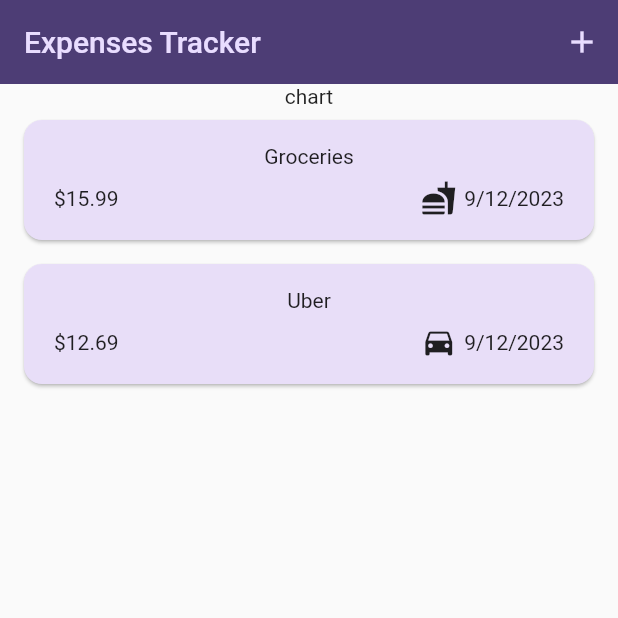
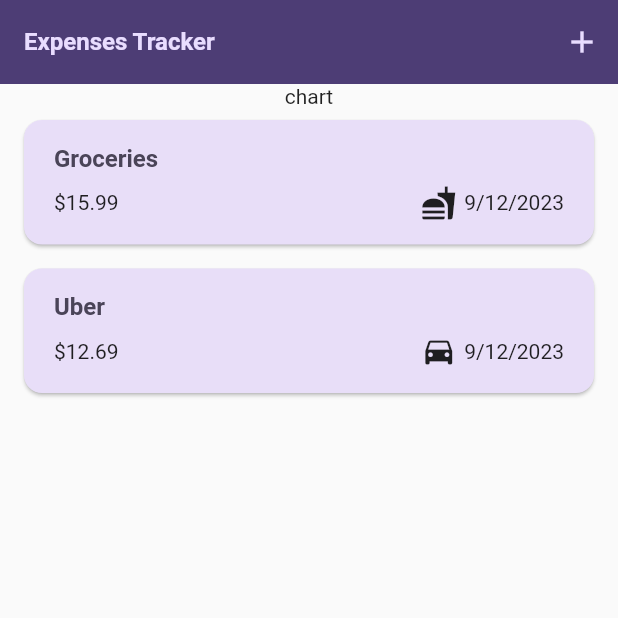
Before and after one commit to abdelbasset-mg/expenses_tracker, a Flutter app: the screen it shows after launch, on a phone screen of 412 x 824 dp, the top half of it. Run offline on Flutter 3.47's test engine with Material 2 defaults, Android fonts, the phone set to English and light mode, and no system bars.

```diff
--- a/lib/widgets/expenses_list/expenses_item.dart
+++ b/lib/widgets/expenses_list/expenses_item.dart
@@ -18,8 +18,9 @@ class ExpensesItem extends StatelessWidget {
           horizontal: 20,
         ),
         child: Column(
+          crossAxisAlignment: CrossAxisAlignment.start,
           children: [
-            Text(expenses.title),
+            Text(expenses.title, style: Theme.of(context).textTheme.titleLarge),
             const SizedBox(height: 8),
             Row(
               children: [
--- a/lib/widgets/expenses_list/expenses_list.dart
+++ b/lib/widgets/expenses_list/expenses_list.dart
@@ -13,6 +13,10 @@ class ExpensesList extends StatelessWidget {
     return ListView.builder(
         itemCount: expenses.length,
         itemBuilder: (cxt, index) => Dismissible(
+              background: Container(
+                color: Theme.of(context).colorScheme.error,
+                margin: EdgeInsets.symmetric(horizontal: Theme.of(context).cardTheme.margin!.horizontal),
+              ) ,
               onDismissed:(direction){
                 onDeleteExpense(expenses[index]);
               } ,
```
Also changed, not shown: lib/main.dart (+30 -0 lines).
